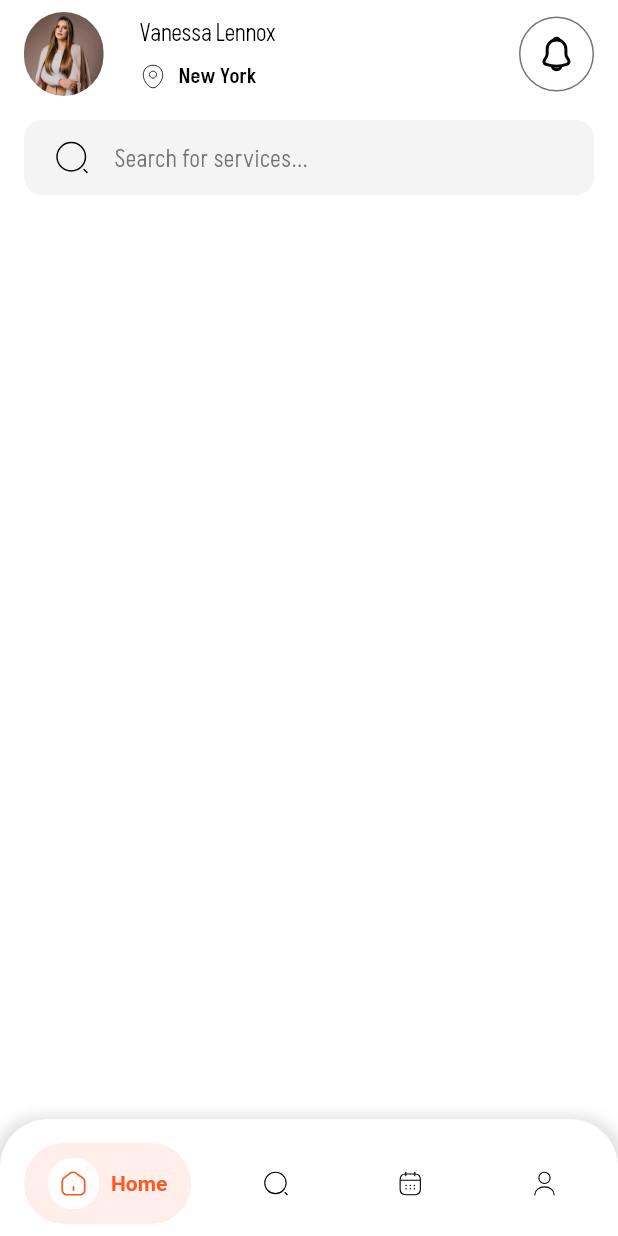
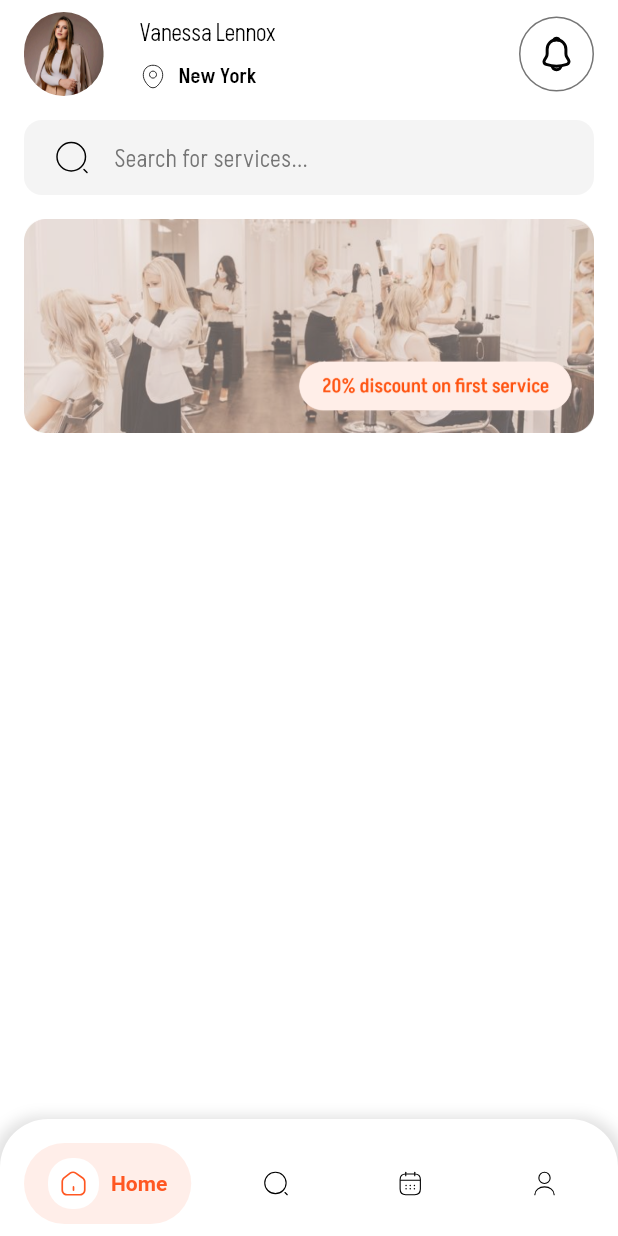
Before and after one commit to Kingjohneycodey/barber_shop_app, a Flutter app: the screen it shows after launch, on a phone screen of 412 x 824 dp. Run offline on Flutter 3.47's test engine with Material 3 defaults, Android fonts, the phone set to English and light mode, and no system bars; drawn by our look-alikes of salomon_bottom_bar; our stand-ins replace flutter_svg.

Commit message:
added home banner image section

```diff
--- a/lib/features/home_feature/presentation/widgets/tabs/home_tab.dart
+++ b/lib/features/home_feature/presentation/widgets/tabs/home_tab.dart
@@ -1,3 +1,5 @@
+import 'package:barber_shop/core/gen/assets.gen.dart';
+import 'package:barber_shop/core/theme/dimens.dart';
 import 'package:barber_shop/core/widgets/app_search_bar.dart';
 import 'package:flutter/material.dart';
 
@@ -11,6 +13,21 @@ class HomeTab extends StatefulWidget {
 class _HomeTabState extends State<HomeTab> {
   @override
   Widget build(BuildContext context) {
-    return SingleChildScrollView(child: Column(children: [AppSearchBar()]));
+    return SingleChildScrollView(
+      child: Column(
+        children: [
+          AppSearchBar(),
+          Container(
+            width: MediaQuery.of(context).size.width,
+            padding: EdgeInsets.only(
+              top: Dimens.padding,
+              left: Dimens.largePadding,
+              right: Dimens.largePadding,
+            ),
+            child: Assets.images.banner.image(fit: BoxFit.fitWidth),
+          ),
+        ],
+      ),
+    );
   }
 }
```
